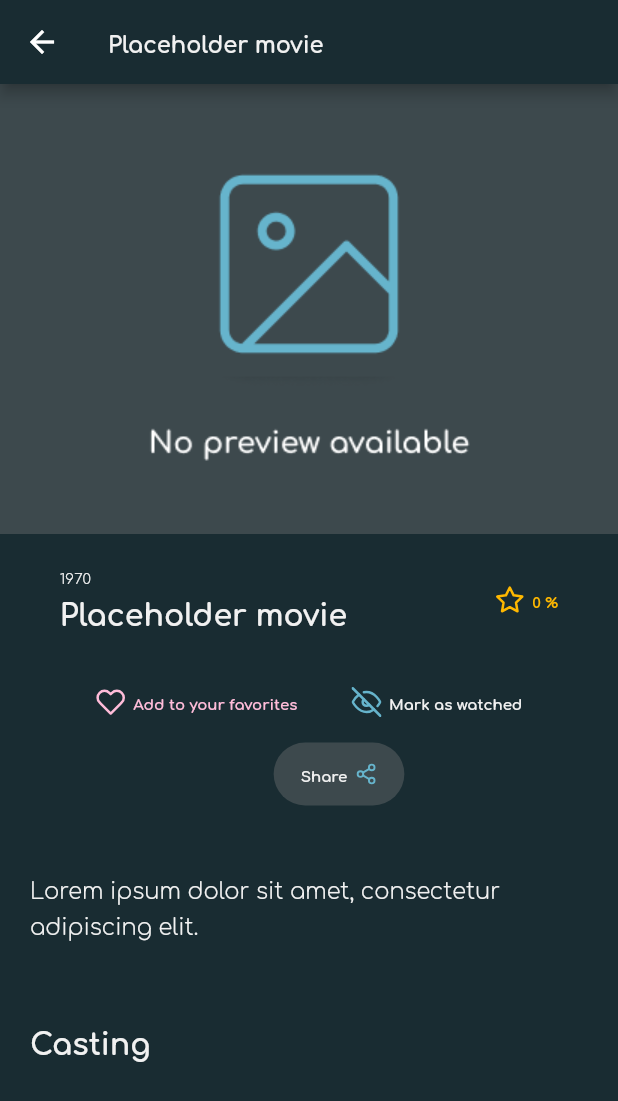
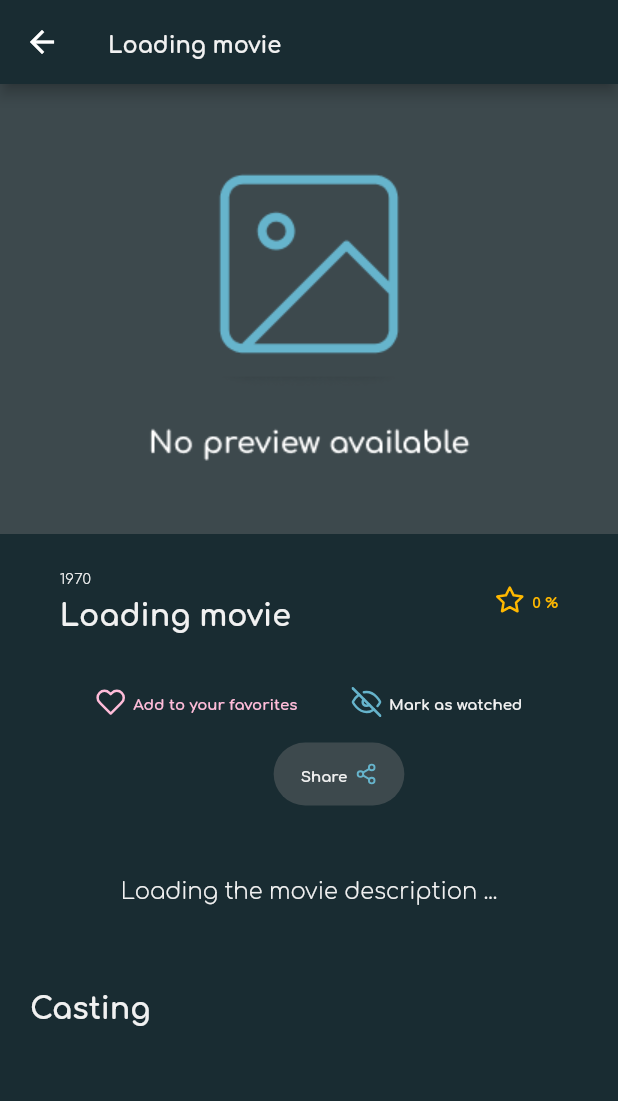
Before and after one commit to Vavart/cineflix, a Flutter app: the MovieDetail screen opened directly with empty values, on a phone screen of 412 x 824 dp. Shown: the top 1101 px of the screen. Run offline on Flutter 3.47's test engine with Material 2 defaults, Android fonts, the phone set to English and light mode, and no system bars; our stand-ins replace cached_network_image, feather_icons, flutter_dotenv, share_plus, shared_preferences, sticky_headers and 1 more; accounts and stored records are empty; statements that could not run were skipped.

Commit message:
Improved the image loading (cache plugin) and the layout of movie card ('Our Selection')

```diff
--- a/lib/pages/movie_detail.dart
+++ b/lib/pages/movie_detail.dart
@@ -56,8 +56,8 @@ class MovieDetailState extends State<MovieDetail> {
     id: -1,
     backdrop_path: null,
     homepage: null,
-    original_title: "Placeholder movie",
-    overview: "Lorem ipsum dolor sit amet, consectetur adipiscing elit. ",
+    original_title: "Loading movie",
+    overview: "Loading the movie description ...",
     poster_path: null,
     release_date: "1970-01-01",
     vote_average: 0,
@@ -468,7 +468,7 @@ class MovieDetailState extends State<MovieDetail> {
           child: Row(
             children: [
               Text(
-                "Watch it on Youtube",
+                "Watch the trailer on Youtube",
                 style: BaseStyles.boldSmallText,
               ),
               // Add a space between the icon and the text
--- a/pubspec.yaml
+++ b/pubspec.yaml
@@ -19,6 +19,7 @@ dependencies:
   flutter_launcher_icons: ^0.13.1
   sticky_headers: ^0.3.0+2
   youtube_player_flutter: ^8.1.2
+  cached_network_image: ^3.2.3
 
 dev_dependencies:
   flutter_test:
```
Also changed, not shown: lib/pages/movies.dart (+46 -26 lines), pubspec.lock.
